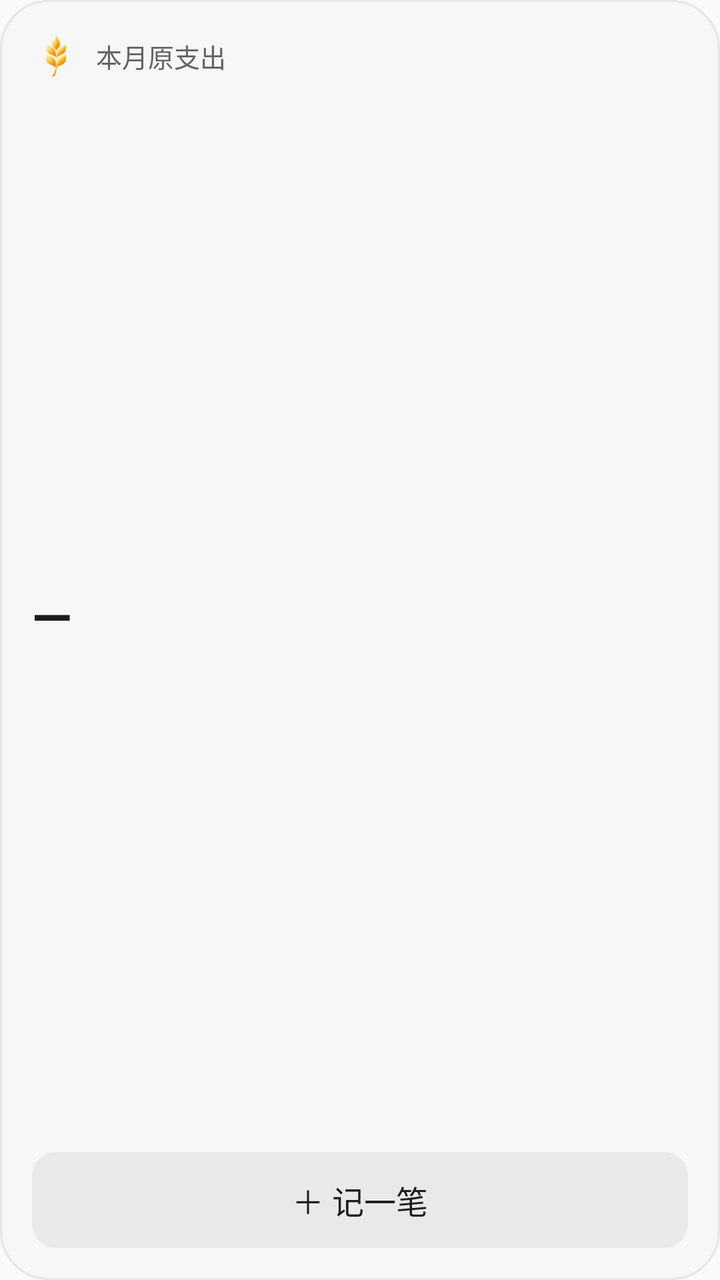
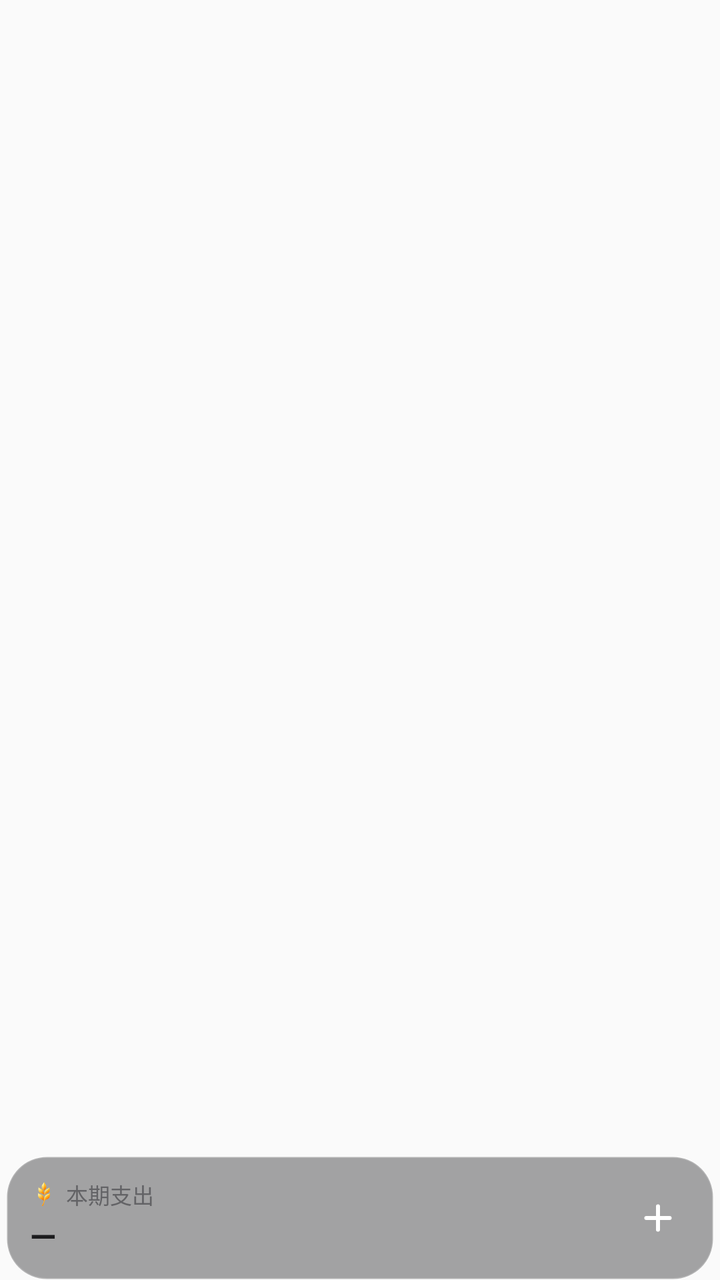

The first picture is an Android layout as it rendered before a commit; the second is the same layout after the commit. The layout source and the unified diff follow.
<!-- AndroidManifest.xml: application theme Theme.MyMoney -->
<!-- res/layout/widget_monthly_expense.xml -->
<?xml version="1.0" encoding="utf-8"?>
<LinearLayout xmlns:android="http://schemas.android.com/apk/res/android"
    android:layout_width="match_parent" android:layout_height="match_parent"
    android:orientation="vertical" android:padding="16dp"
    android:background="@drawable/widget_background">
    <LinearLayout android:layout_width="match_parent" android:layout_height="wrap_content"
        android:orientation="horizontal" android:gravity="center_vertical">
        <ImageView android:layout_width="24dp" android:layout_height="24dp"
            android:layout_marginEnd="8dp" android:src="@drawable/ic_brand_color"
            android:scaleType="fitCenter" android:contentDescription="@string/app_name" />
        <TextView android:id="@+id/widget_month"
            android:layout_width="0dp" android:layout_weight="1" android:layout_height="wrap_content"
            android:text="本月原支出" android:textColor="@color/widget_secondary" android:textSize="13sp" />
    </LinearLayout>
    <TextView android:id="@+id/widget_amount"
        android:layout_width="match_parent" android:layout_height="0dp" android:layout_weight="1"
        android:gravity="center_vertical" android:text="—" android:textColor="@color/widget_primary"
        android:textStyle="bold" android:textSize="26sp" android:maxLines="1"
        android:autoSizeTextType="uniform" android:autoSizeMinTextSize="16sp" android:autoSizeMaxTextSize="26sp" android:autoSizeStepGranularity="1sp" />
    <TextView android:id="@+id/widget_add"
        android:layout_width="match_parent" android:layout_height="wrap_content" android:minHeight="48dp"
        android:gravity="center" android:background="@drawable/widget_add_background"
        android:contentDescription="记一笔，打开手动记账" android:text="＋ 记一笔"
        android:textSize="16sp" android:textColor="@color/widget_primary" />
</LinearLayout>
<!-- resources referenced by this layout -->
<resources>
  <color name="widget_primary">#1C1C1E</color>
  <color name="widget_secondary">#636366</color>
  <!-- drawable ic_brand_color: png bitmap (drawable-hdpi, 4239 bytes) -->
  <!-- drawable widget_add_background (drawable) -->
  <shape xmlns:android="http://schemas.android.com/apk/res/android" android:shape="rectangle">
      <solid android:color="@color/widget_button" />
      <corners android:radius="12dp" />
  </shape>
  <!-- drawable widget_background (drawable) -->
  <shape xmlns:android="http://schemas.android.com/apk/res/android" android:shape="rectangle">
      <solid android:color="@color/widget_surface" />
      <corners android:radius="24dp" />
      <stroke android:width="1dp" android:color="@color/widget_border" />
  </shape>
  <string name="app_name">麦米</string>
  <style name="Theme.MyMoney" parent="android:Theme.Material.Light.NoActionBar" />
  <color name="widget_button">#E9E9EC</color>
  <color name="widget_surface">#F7F7F7</color>
  <color name="widget_border">#E5E5EA</color>
</resources>

<!-- the commit's change to res/layout/widget_monthly_expense.xml (unified diff, before → after) -->
@@ -1,25 +1,76 @@
 <?xml version="1.0" encoding="utf-8"?>
-<LinearLayout xmlns:android="http://schemas.android.com/apk/res/android"
-    android:layout_width="match_parent" android:layout_height="match_parent"
-    android:orientation="vertical" android:padding="16dp"
-    android:background="@drawable/widget_background">
-    <LinearLayout android:layout_width="match_parent" android:layout_height="wrap_content"
-        android:orientation="horizontal" android:gravity="center_vertical">
-        <ImageView android:layout_width="24dp" android:layout_height="24dp"
-            android:layout_marginEnd="8dp" android:src="@drawable/ic_brand_color"
-            android:scaleType="fitCenter" android:contentDescription="@string/app_name" />
-        <TextView android:id="@+id/widget_month"
-            android:layout_width="0dp" android:layout_weight="1" android:layout_height="wrap_content"
-            android:text="本月原支出" android:textColor="@color/widget_secondary" android:textSize="13sp" />
+<FrameLayout xmlns:android="http://schemas.android.com/apk/res/android"
+    android:id="@+id/widget_root"
+    android:layout_width="match_parent"
+    android:layout_height="match_parent"
+    android:paddingHorizontal="3dp"
+    android:paddingTop="14dp"
+    android:paddingBottom="0dp">
+
+    <LinearLayout
+        android:id="@+id/widget_card"
+        android:layout_width="match_parent"
+        android:layout_height="62dp"
+        android:layout_gravity="bottom"
+        android:background="@drawable/widget_background_glass_dark"
+        android:gravity="center_vertical"
+        android:orientation="horizontal"
+        android:paddingHorizontal="12dp">
+
+        <LinearLayout
+            android:layout_width="0dp"
+            android:layout_height="match_parent"
+            android:layout_weight="1"
+            android:gravity="center_vertical"
+            android:orientation="vertical">
+
+            <LinearLayout
+                android:layout_width="match_parent"
+                android:layout_height="wrap_content"
+                android:gravity="center_vertical"
+                android:orientation="horizontal">
+
+                <ImageView
+                    android:layout_width="14dp"
+                    android:layout_height="14dp"
+                    android:layout_marginEnd="4dp"
+                    android:importantForAccessibility="no"
+                    android:scaleType="fitCenter"
+                    android:src="@drawable/ic_brand_color" />
+
+                <TextView
+                    android:id="@+id/widget_month"
+                    android:layout_width="wrap_content"
+                    android:layout_height="wrap_content"
+                    android:maxLines="1"
+                    android:text="本期支出"
+                    android:textColor="@color/widget_secondary"
+                    android:textSize="11sp" />
+            </LinearLayout>
+
+            <TextView
+                android:id="@+id/widget_amount"
+                android:layout_width="match_parent"
+                android:layout_height="wrap_content"
+                android:layout_marginTop="1dp"
+                android:autoSizeMaxTextSize="18sp"
+                android:autoSizeMinTextSize="12sp"
+                android:autoSizeStepGranularity="1sp"
+                android:autoSizeTextType="uniform"
+                android:maxLines="1"
+                android:text="—"
+                android:textColor="@color/widget_primary"
+                android:textSize="17sp"
+                android:textStyle="bold" />
+        </LinearLayout>
+
+        <ImageView
+            android:id="@+id/widget_add"
+            android:layout_width="32dp"
+            android:layout_height="32dp"
+            android:layout_marginStart="4dp"
+            android:contentDescription="记一笔"
+            android:padding="6dp"
+            android:src="@drawable/ic_widget_add" />
     </LinearLayout>
-    <TextView android:id="@+id/widget_amount"
-        android:layout_width="match_parent" android:layout_height="0dp" android:layout_weight="1"
-        android:gravity="center_vertical" android:text="—" android:textColor="@color/widget_primary"
-        android:textStyle="bold" android:textSize="26sp" android:maxLines="1"
-        android:autoSizeTextType="uniform" android:autoSizeMinTextSize="16sp" android:autoSizeMaxTextSize="26sp" android:autoSizeStepGranularity="1sp" />
-    <TextView android:id="@+id/widget_add"
-        android:layout_width="match_parent" android:layout_height="wrap_content" android:minHeight="48dp"
-        android:gravity="center" android:background="@drawable/widget_add_background"
-        android:contentDescription="记一笔，打开手动记账" android:text="＋ 记一笔"
-        android:textSize="16sp" android:textColor="@color/widget_primary" />
-</LinearLayout>
+</FrameLayout>
<!-- resource entries referenced after the edit -->
@@ -3,21 +3,27 @@
   <color name="widget_primary">#1C1C1E</color>
   <color name="widget_secondary">#636366</color>
   <!-- drawable ic_brand_color: png bitmap (drawable-hdpi, 4239 bytes) -->
-  <!-- drawable widget_add_background (drawable) -->
+  <!-- drawable ic_widget_add (drawable) -->
+  <?xml version="1.0" encoding="utf-8"?>
+  <vector xmlns:android="http://schemas.android.com/apk/res/android"
+      android:width="24dp"
+      android:height="24dp"
+      android:viewportWidth="24"
+      android:viewportHeight="24">
+      <path
+          android:fillColor="#00000000"
+          android:pathData="M12,5V19M5,12H19"
+          android:strokeWidth="2.4"
+          android:strokeColor="#FFFFFF"
+          android:strokeLineCap="round" />
+  </vector>
+  <!-- drawable widget_background_glass_dark (drawable) -->
+  <?xml version="1.0" encoding="utf-8"?>
   <shape xmlns:android="http://schemas.android.com/apk/res/android" android:shape="rectangle">
-      <solid android:color="@color/widget_button" />
-      <corners android:radius="12dp" />
+      <solid android:color="#62161618" />
+      <corners android:radius="20dp" />
+      <stroke android:width="1dp" android:color="#30FFFFFF" />
   </shape>
-  <!-- drawable widget_background (drawable) -->
-  <shape xmlns:android="http://schemas.android.com/apk/res/android" android:shape="rectangle">
-      <solid android:color="@color/widget_surface" />
-      <corners android:radius="24dp" />
-      <stroke android:width="1dp" android:color="@color/widget_border" />
-  </shape>
-  <string name="app_name">麦米</string>
   <style name="Theme.MyMoney" parent="android:Theme.Material.Light.NoActionBar" />
-  <color name="widget_button">#E9E9EC</color>
-  <color name="widget_surface">#F7F7F7</color>
-  <color name="widget_border">#E5E5EA</color>
 </resources>
 
